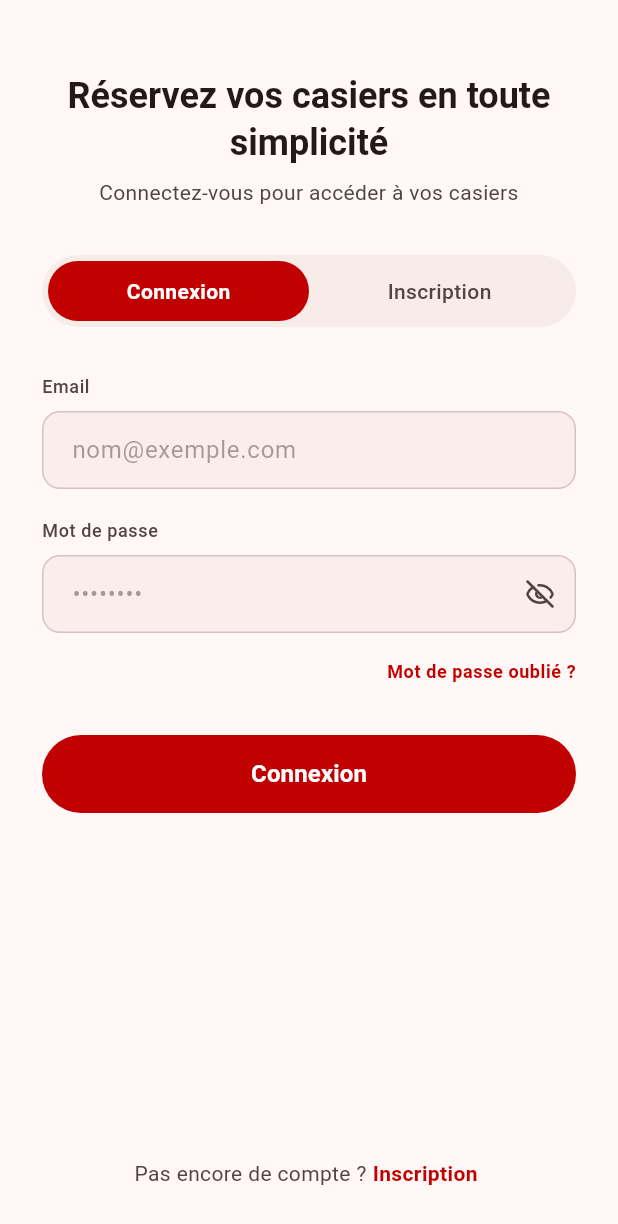
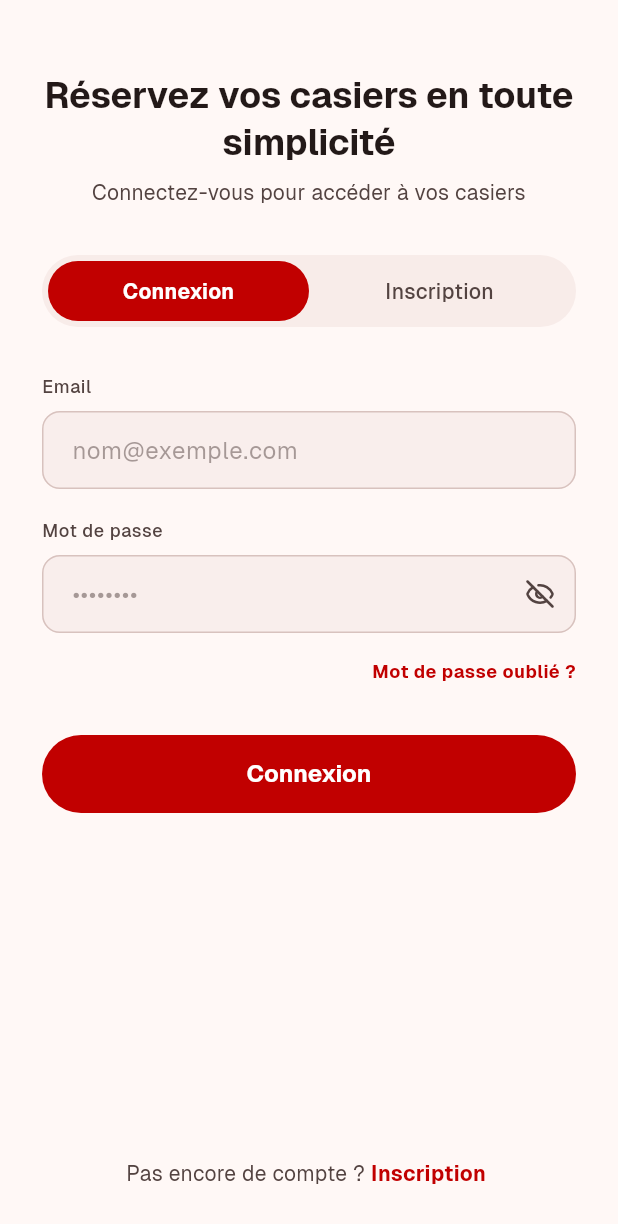
Before and after one commit to Enzobu/locked-in-mobile, a Flutter app: the screen it shows after launch, on a phone screen of 412 x 824 dp. Shown: the top 1224 px of the screen. Run offline on Flutter 3.47's test engine with Material 3 defaults, Android fonts, the phone set to English and light mode, and no system bars; our stand-ins replace dio, flutter_riverpod, go_router, lucide_icons, shared_preferences; project files that could hold a hidden picture were left out.

Commit message:
chore: TK-008 use Geist font family instead of Roboto
- Bundle Geist font (Light, Regular, Medium, SemiBold, Bold) in assets
- Set fontFamily: 'Geist' in both light and dark themes
- Add font family test

```diff
--- a/lib/app/theme.dart
+++ b/lib/app/theme.dart
@@ -10,23 +10,17 @@ class AppTheme {
   static final _lightColorScheme = ColorScheme.fromSeed(
     seedColor: _primaryColor,
     brightness: Brightness.light,
-  ).copyWith(
-    primary: _primaryColor,
-    onPrimary: Colors.white,
-  );
+  ).copyWith(primary: _primaryColor, onPrimary: Colors.white);
 
   static final _darkColorScheme = ColorScheme.fromSeed(
     seedColor: _primaryColor,
     brightness: Brightness.dark,
-  ).copyWith(
-    primary: const Color(0xFFFF4444),
-    onPrimary: Colors.white,
-  );
+  ).copyWith(primary: const Color(0xFFFF4444), onPrimary: Colors.white);
 
   static final light = ThemeData(
     useMaterial3: true,
     colorScheme: _lightColorScheme,
-    fontFamily: 'Roboto',
+    fontFamily: 'Geist',
     appBarTheme: const AppBarTheme(centerTitle: true, elevation: 0),
     cardTheme: CardThemeData(
       elevation: 1,
@@ -59,7 +53,7 @@ class AppTheme {
   static final dark = ThemeData(
     useMaterial3: true,
     colorScheme: _darkColorScheme,
-    fontFamily: 'Roboto',
+    fontFamily: 'Geist',
     appBarTheme: const AppBarTheme(centerTitle: true, elevation: 0),
     cardTheme: CardThemeData(
       elevation: 1,
```
Also changed, not shown: pubspec.yaml (+14 -0 lines), assets/fonts/Geist-Bold.ttf (added), assets/fonts/Geist-Light.ttf (added), assets/fonts/Geist-Medium.ttf (added), assets/fonts/Geist-Regular.ttf (added), assets/fonts/Geist-SemiBold.ttf (added), 1 other file.
